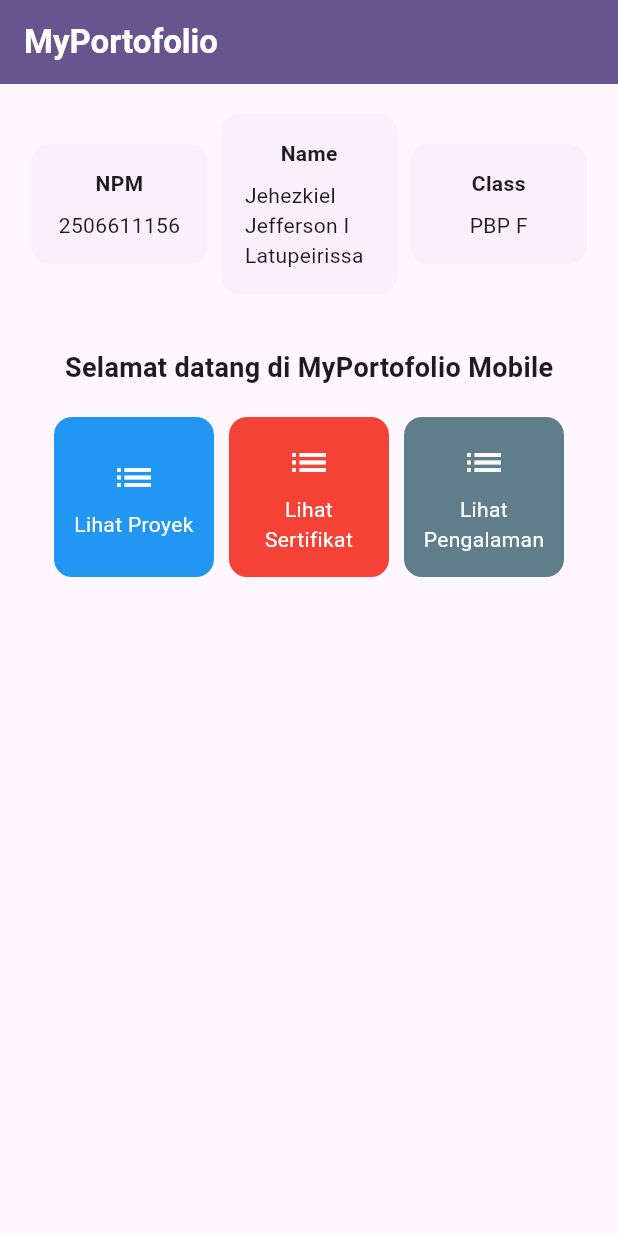
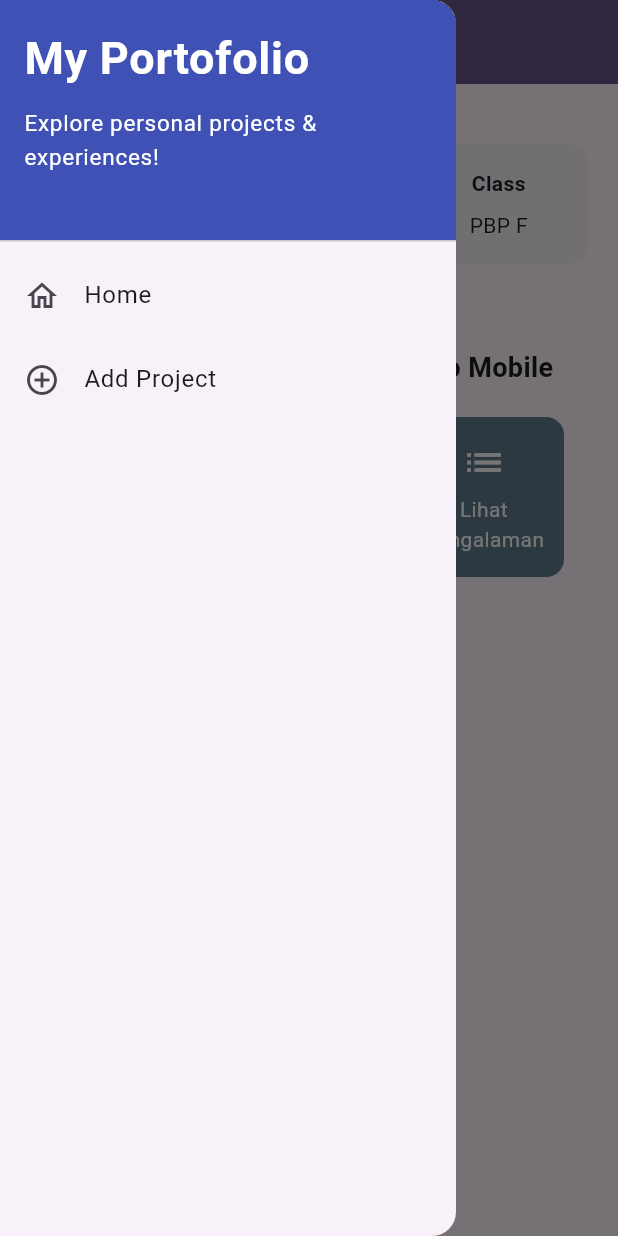
Before and after one commit to elcodebase/myportofolio_mobile, a Flutter app: the screen it shows after launch, with the side drawer open (before the commit the screen has no drawer), on a phone screen of 412 x 824 dp. Run offline on Flutter 3.47's test engine with Material 3 defaults, Android fonts, the phone set to English and light mode, and no system bars.

Commit message:
feat: cicil tutorial 09

```diff
--- a/lib/menu.dart
+++ b/lib/menu.dart
@@ -1,4 +1,5 @@
 import 'package:flutter/material.dart';
+import 'package:myportofolio_mobile/widgets/left_drawer.dart';
 
 class MyHomePage extends StatelessWidget {
   MyHomePage({super.key});
@@ -32,6 +33,7 @@ class MyHomePage extends StatelessWidget {
         ),
         backgroundColor: Theme.of(context).colorScheme.primary,
       ),
+      drawer: const LeftDrawer(),
 
       body: Padding(
         padding: const EdgeInsets.all(16.0),
--- /dev/null
+++ b/lib/widgets/left_drawer.dart
@@ -0,0 +1,53 @@
+import 'package:flutter/material.dart';
+import 'package:myportofolio_mobile/menu.dart';
+
+class LeftDrawer extends StatelessWidget {
+  const LeftDrawer({super.key});
+
+  @override
+  Widget build(BuildContext context) {
+    return Drawer(
+      child: ListView(
+        children: [
+          const DrawerHeader(
+            decoration: BoxDecoration(color: Colors.indigo),
+            child: Column(
+              crossAxisAlignment: CrossAxisAlignment.start,
+              children: [
+                Text(
+                  'My Portofolio',
+                  style: TextStyle(
+                    fontSize: 30,
+                    fontWeight: FontWeight.bold,
+                    color: Colors.white,
+                  ),
+                ),
+                SizedBox(height: 10),
+                Text(
+                  'Explore personal projects & experiences!',
+                  style: TextStyle(fontSize: 15, color: Colors.white),
+                ),
+              ],
+            ),
+          ),
+          ListTile(
+            leading: const Icon(Icons.home_outlined),
+            title: const Text('Home'),
+            onTap: () {
+              Navigator.pushReplacement(
+                context,
+                MaterialPageRoute(builder: (context) => MyHomePage()),
+              );
+            },
+          ),
+          ListTile(
+            leading: const Icon(Icons.add_circle_outline),
+            title: const Text('Add Project'),
+
+            onTap: () {},
+          ),
+        ],
+      ),
+    );
+  }
+}
```
Also changed, not shown: lib/project_form.dart (added, +157 -0 lines).
